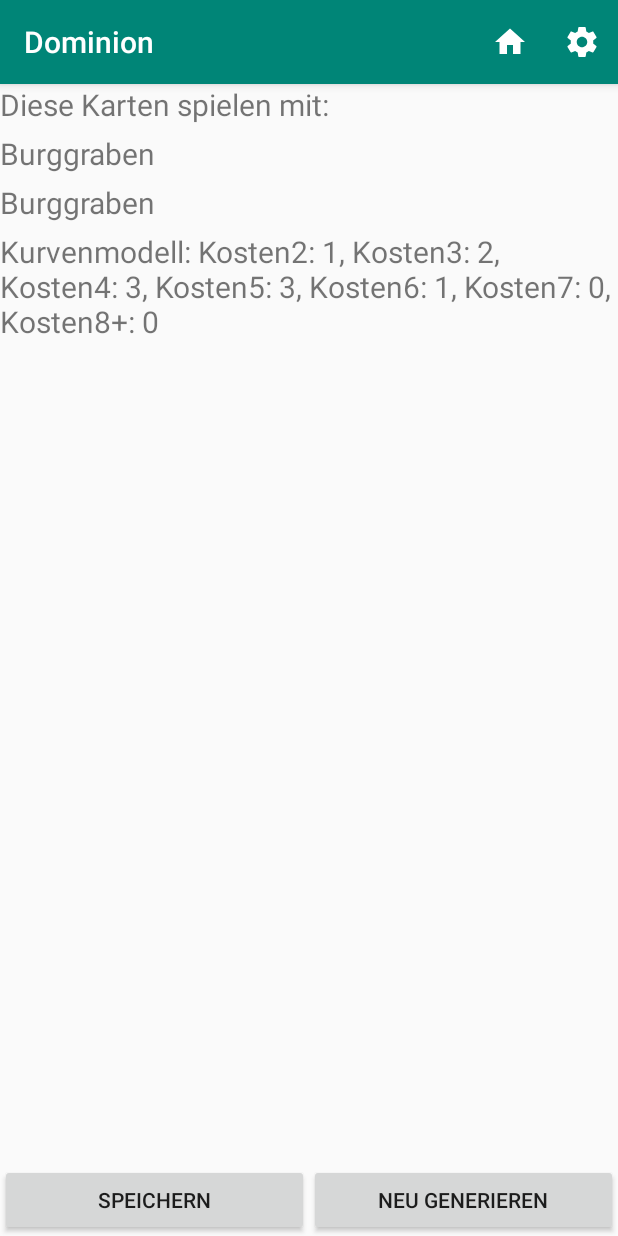
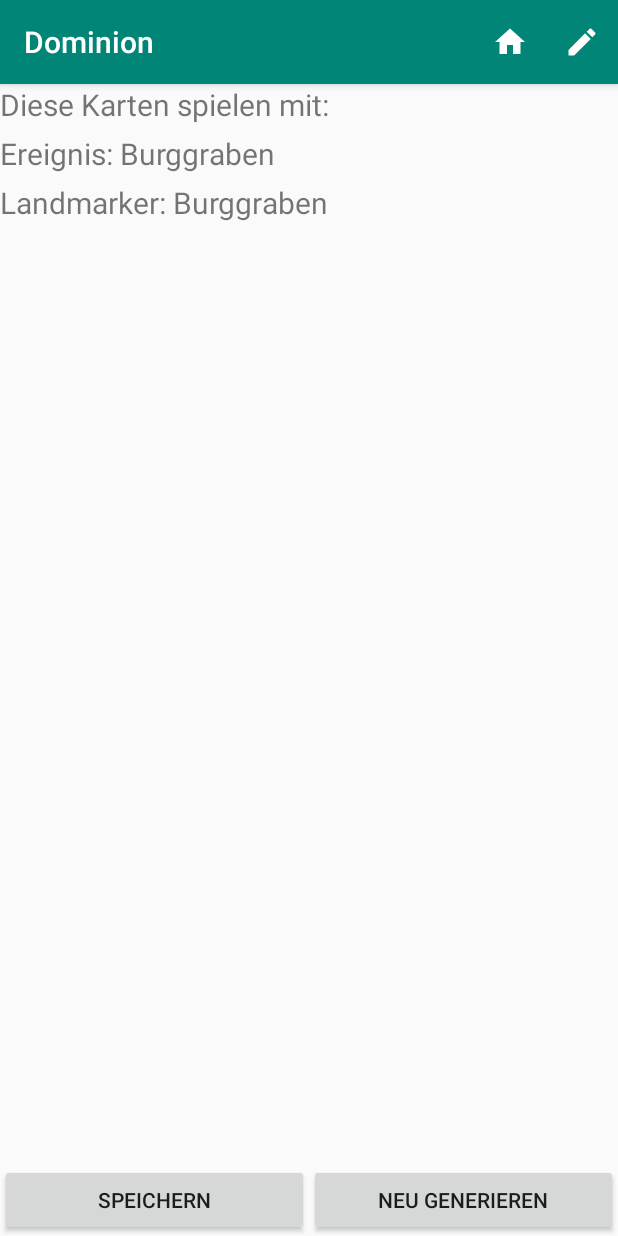
Before and after one commit to ts67uulm/Dominion, an Android app: the ShowDeck screen opened directly, with no data from a screen before it, on a phone screen of 412 x 824 dp. Run offline under Robolectric (Android 15) with nearby library versions, the phone set to English and light mode, and no system bars; our stand-ins replace Room's generated code; 4 statements that could not run were skipped.

Commit message:
kleine anpassungen

```diff
--- a/app/src/main/java/stenzel/tim/dominion/ShowDeck.java
+++ b/app/src/main/java/stenzel/tim/dominion/ShowDeck.java
@@ -32,7 +32,7 @@ import stenzel.tim.dominion.ListAdapter.ListAdapterShow;
 
 public class ShowDeck extends AppCompatActivity {
 
-    private TextView  textView, landmarkerTV, ereignisTV, kurvenTV;
+    private TextView  textView, landmarkerTV, ereignisTV;
 
     private Context context;
 
@@ -65,7 +65,6 @@ public class ShowDeck extends AppCompatActivity {
         textView = findViewById(R.id.show_deck_textview);
         landmarkerTV = findViewById(R.id.show_deck_landmarker);
         ereignisTV = findViewById(R.id.show_deck_ereignis);
-        kurvenTV = findViewById(R.id.show_deck_kurve);
         btnNewGenerate = findViewById(R.id.show_deck_new_btn);
         btnSaveSet = findViewById(R.id.show_deck_save_btn);
         mRecyclerView = findViewById(R.id.show_deck_recycler_view);
@@ -108,18 +107,8 @@ public class ShowDeck extends AppCompatActivity {
 
         }
 
-        landmarkerTV.setText(generatedLandmarker.getName());
-        ereignisTV.setText(generatedEreignis.getName());
-
-        String kurvenText = "Kosten2: " + generatedKurvenmodell.getCost2()
-                + ", Kosten3: " + generatedKurvenmodell.getCost3()
-                + ", Kosten4: " + generatedKurvenmodell.getCost4()
-                + ", Kosten5: " + generatedKurvenmodell.getCost5()
-                + ", Kosten6: " + generatedKurvenmodell.getCost6()
-                + ", Kosten7: " + generatedKurvenmodell.getCost7()
-                + ", Kosten8+: " + generatedKurvenmodell.getCost8Plus();
-
-        kurvenTV.setText("Kurvenmodell: " + kurvenText);
+        landmarkerTV.setText("Landmarker: " + generatedLandmarker.getName());
+        ereignisTV.setText("Ereignis: " + generatedEreignis.getName());
 
         mAdapter = new ListAdapterShow(context, generatedCards);
         mRecyclerView.setAdapter(mAdapter);
--- /dev/null
+++ b/app/src/main/res/drawable/ic_edit_black_24dp.xml
@@ -0,0 +1,5 @@
+<vector android:height="24dp" android:tint="#FFFFFF"
+    android:viewportHeight="24.0" android:viewportWidth="24.0"
+    android:width="24dp" xmlns:android="http://schemas.android.com/apk/res/android">
+    <path android:fillColor="#FF000000" android:pathData="M3,17.25V21h3.75L17.81,9.94l-3.75,-3.75L3,17.25zM20.71,7.04c0.39,-0.39 0.39,-1.02 0,-1.41l-2.34,-2.34c-0.39,-0.39 -1.02,-0.39 -1.41,0l-1.83,1.83 3.75,3.75 1.83,-1.83z"/>
+</vector>
--- a/app/src/main/res/layout/activity_show_deck.xml
+++ b/app/src/main/res/layout/activity_show_deck.xml
@@ -31,20 +31,11 @@
         android:textSize="20dp"
         android:text="Landmarker:"/>
 
-    <TextView
-        android:id="@+id/show_deck_kurve"
-        android:layout_width="match_parent"
-        android:layout_height="wrap_content"
-        android:layout_below="@id/show_deck_landmarker"
-        android:layout_marginBottom="10dp"
-        android:textSize="20dp"
-        android:text="Modell:"/>
-
     <androidx.recyclerview.widget.RecyclerView
         android:id="@+id/show_deck_recycler_view"
         android:scrollbars="vertical"
         android:layout_width="match_parent"
-        android:layout_below="@id/show_deck_kurve"
+        android:layout_below="@id/show_deck_landmarker"
         android:layout_above="@id/show_deck_ll"
         android:layout_height="match_parent"/>
 
--- a/app/src/main/res/menu/actionbar.xml
+++ b/app/src/main/res/menu/actionbar.xml
@@ -11,7 +11,7 @@
     <item
         android:id="@+id/action_preset"
         android:title="preset"
-        android:icon="@drawable/ic_settings_white_24dp"
+        android:icon="@drawable/ic_edit_black_24dp"
         app:showAsAction="always"/>
 
 </menu>
```
Also changed, not shown: app/src/main/java/stenzel/tim/dominion/ChooseCards.java (+1 -13 lines), app/src/main/java/stenzel/tim/dominion/Classes/CCD.java (+6 -3 lines), app/src/main/java/stenzel/tim/dominion/Classes/Card.java (+62 -14 lines), app/src/main/java/stenzel/tim/dominion/Classes/Deck.java (+6 -2 lines), app/src/main/java/stenzel/tim/dominion/ShowSavedDeck.java (+4 -4 lines).
